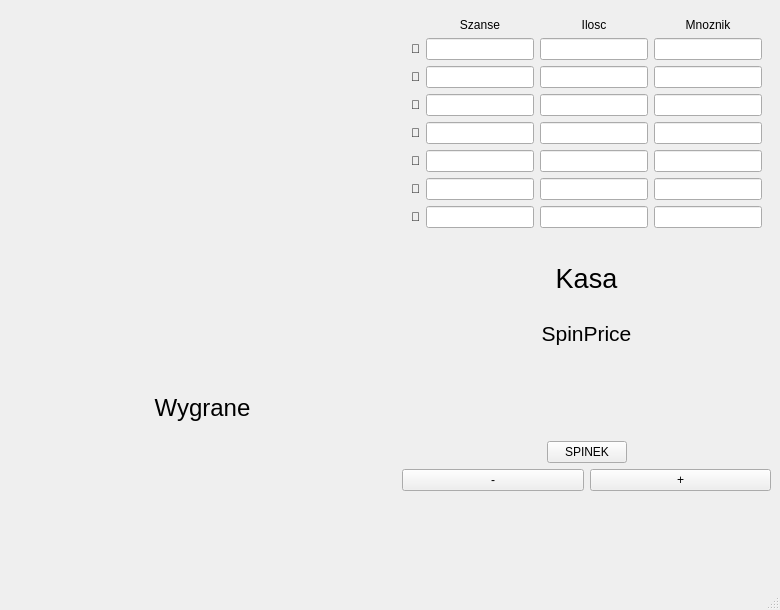
The window that mainwindow.ui (Rghjr/Projekt_Slotsy) describes before a commit, drawn with Qt 5.
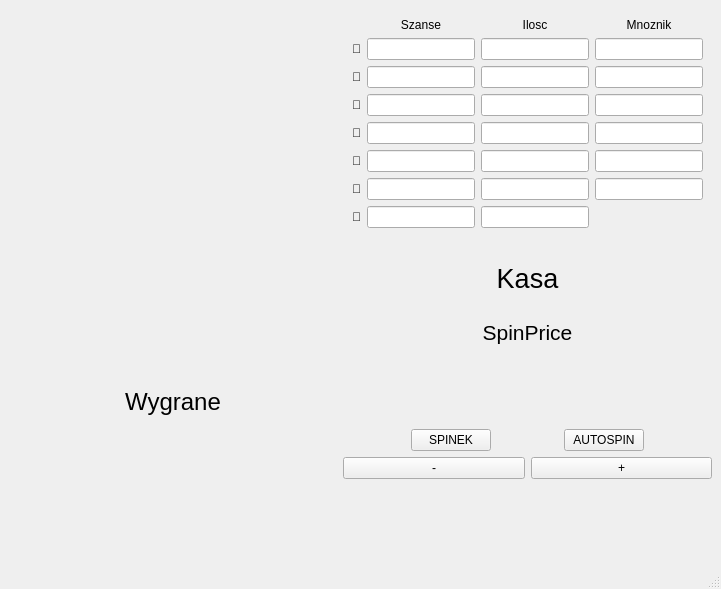
The same window after the commit.

Commit message: Dodalem autospina i cos poprawilem

Diff of the .ui file:
```diff
--- a/mainwindow.ui
+++ b/mainwindow.ui
@@ -6,8 +6,8 @@
    <rect>
     <x>0</x>
     <y>0</y>
-    <width>780</width>
-    <height>610</height>
+    <width>721</width>
+    <height>589</height>
    </rect>
   </property>
   <property name="windowTitle">
@@ -74,6 +74,26 @@
             </property>
            </widget>
           </item>
+          <item>
+           <spacer name="horizontalSpacer_7">
+            <property name="orientation">
+             <enum>Qt::Orientation::Horizontal</enum>
+            </property>
+            <property name="sizeHint" stdset="0">
+             <size>
+              <width>40</width>
+              <height>20</height>
+             </size>
+            </property>
+           </spacer>
+          </item>
+          <item>
+           <widget class="QPushButton" name="AUTOSPINPRZYCISK">
+            <property name="text">
+             <string>AUTOSPIN</string>
+            </property>
+           </widget>
+          </item>
           <item>
            <spacer name="horizontalSpacer_6">
             <property name="orientation">
@@ -262,9 +282,6 @@
        <item row="7" column="2">
         <widget class="QLineEdit" name="liczbaSymboliLineEdit_Bonus"/>
        </item>
-       <item row="7" column="3">
-        <widget class="QLineEdit" name="kwotaWygranejLineEdit_Bonus"/>
-       </item>
       </layout>
      </widget>
     </item>
```
Left out of the diff: 2 changed lines with no effect on the pictures. The commit also changes 2 other files.
